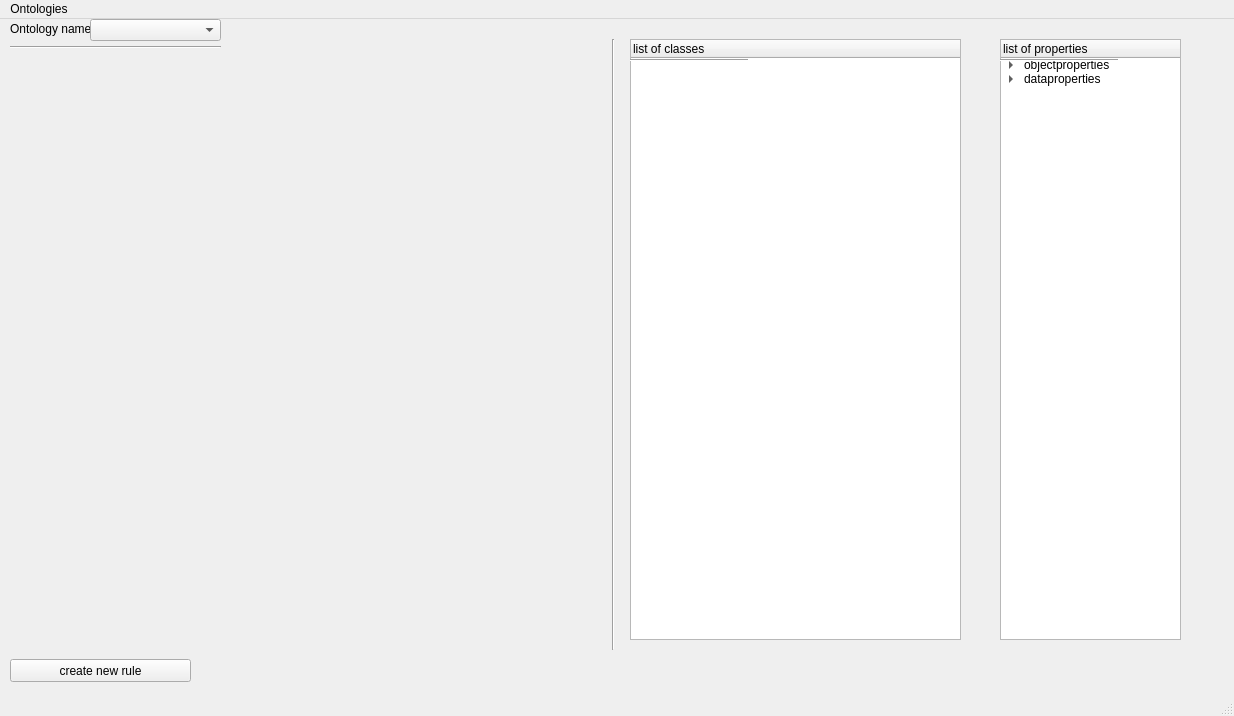
The window that Projekt/MainWindow.ui (schiesem/swrl-rule-editor) describes before a commit, drawn with Qt 5.
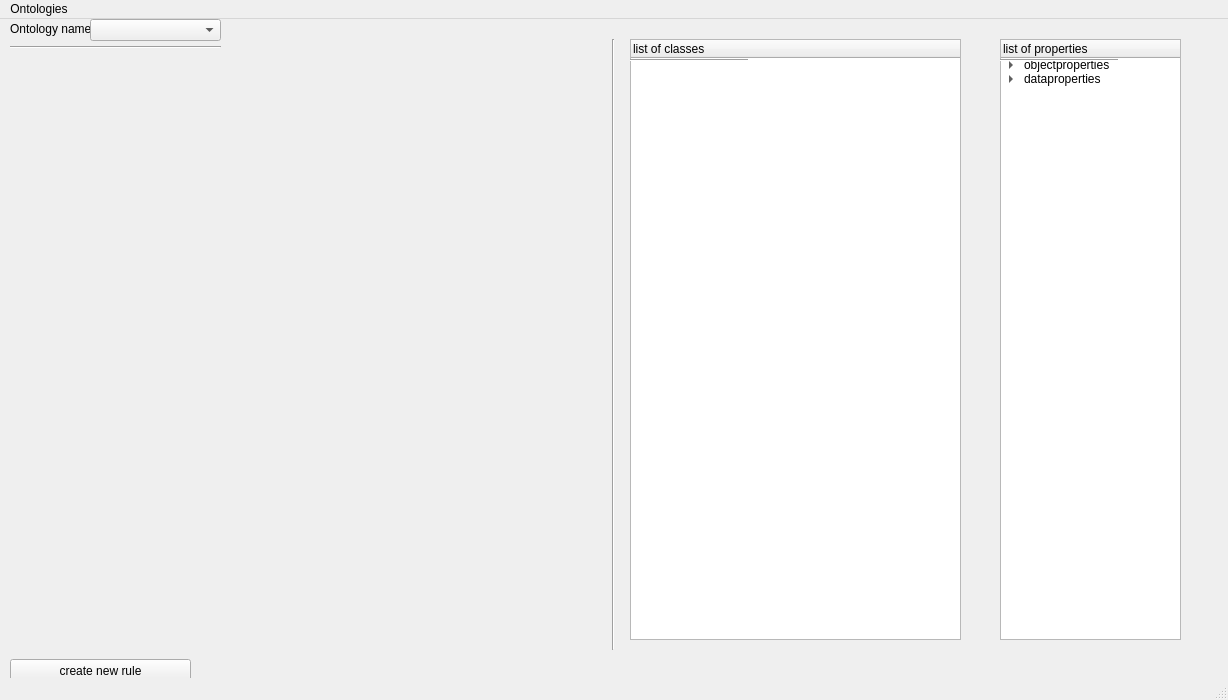
The same window after the commit.

Commit message: Window size adjusted

```diff
--- a/Projekt/MainWindow.ui
+++ b/Projekt/MainWindow.ui
@@ -6,8 +6,8 @@
    <rect>
     <x>0</x>
     <y>0</y>
-    <width>1234</width>
-    <height>716</height>
+    <width>1228</width>
+    <height>700</height>
    </rect>
   </property>
   <property name="cursor">
@@ -170,7 +170,7 @@
     <rect>
      <x>0</x>
      <y>0</y>
-     <width>1234</width>
+     <width>1228</width>
      <height>22</height>
     </rect>
    </property>
```
